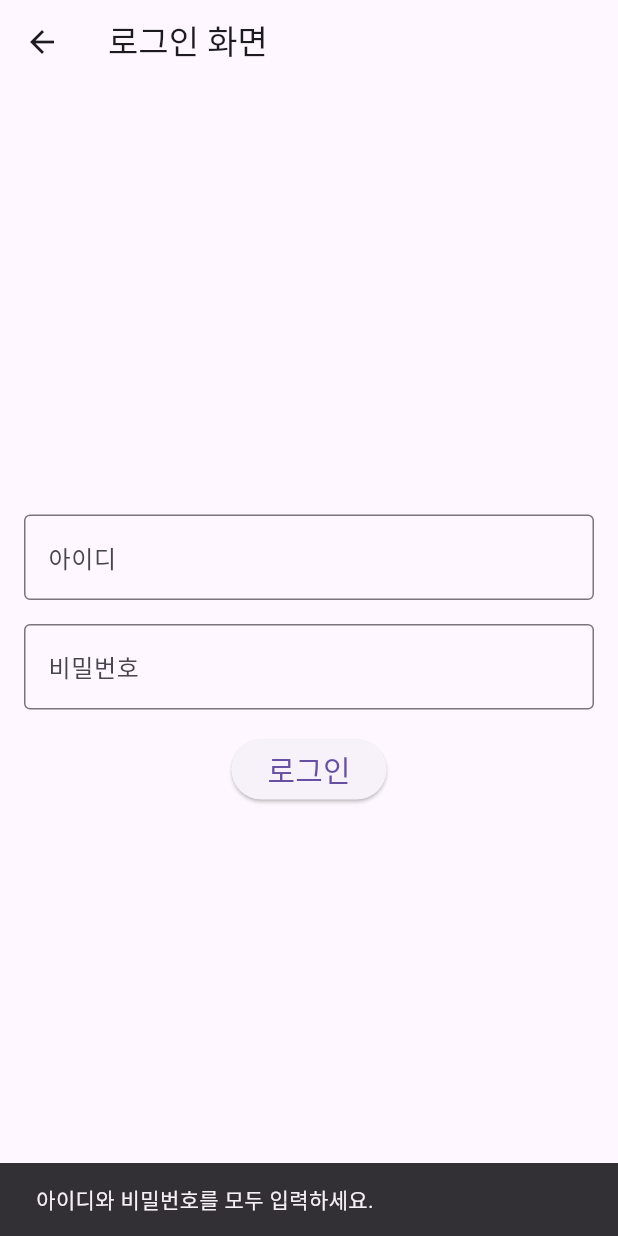
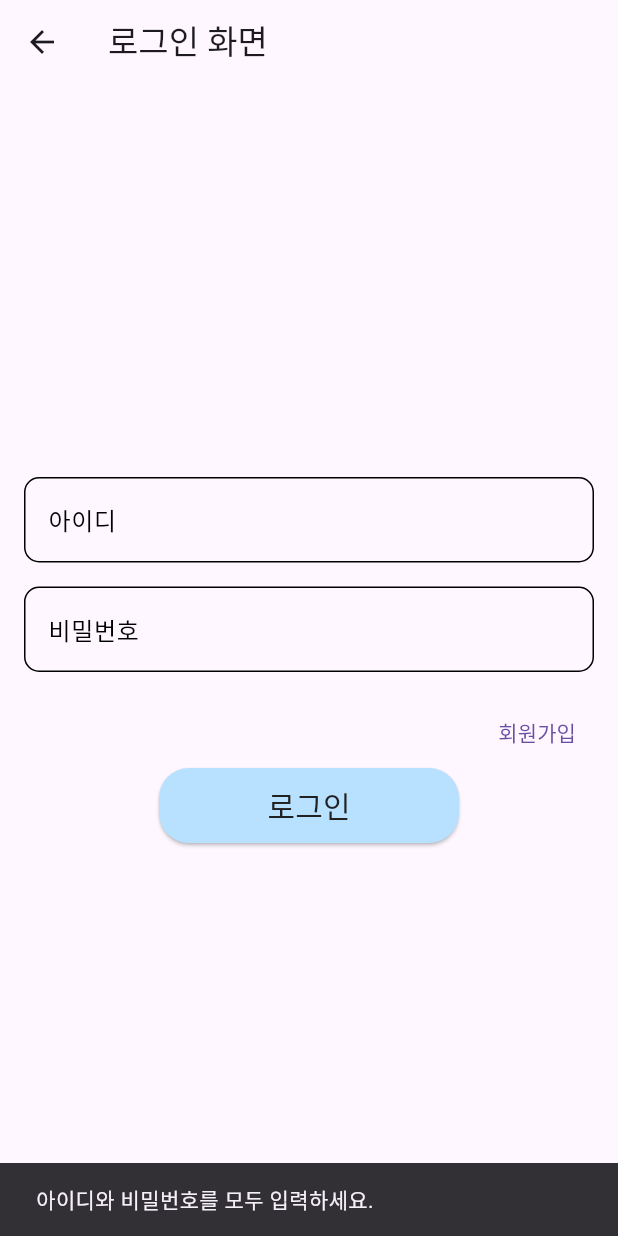
Before and after one commit to ahyng/quiz_application, a Flutter app: the LoginScreen screen opened by its route, after a tap on "로그인", on a phone screen of 412 x 824 dp. Run offline on Flutter 3.47's test engine with Material 3 defaults, Android fonts, the light colour scheme and no system bars; our stand-ins replace flutter_dotenv, flutter_secure_storage, shared_preferences; accounts and stored records are empty; network calls fail.

Commit message:
오류수정

```diff
--- a/lib/screen/login_screen.dart
+++ b/lib/screen/login_screen.dart
@@ -2,9 +2,6 @@ import 'package:flutter/material.dart';
 import 'package:http/http.dart' as http;
 import 'dart:convert';
 import 'package:flutter_secure_storage/flutter_secure_storage.dart';
-import 'package:cookie_jar/cookie_jar.dart';
-import 'package:cookie_jar/http.dart';
-import 'package:http_cookie_manager/http_cookie_manager.dart';
 
 class LoginScreen extends StatefulWidget {
   @override
@@ -16,15 +13,6 @@ class _LoginScreenState extends State<LoginScreen> {
   final TextEditingController _passwordController = TextEditingController();
   static const storage = FlutterSecureStorage();
   bool _isLoading = false;
-  final cookieJar = CookieJar();
-  late http.Client client;
-
-  @override
-  void initState() {
-    super.initState();
-    client = http.Client();
-    client = HttpClientWithCookieManager(CookieManager(cookieJar));
-  }
 
   Future<void> _handleLogin() async {
     String userID = _IDController.text.trim();
@@ -42,8 +30,8 @@ class _LoginScreenState extends State<LoginScreen> {
     });
 
     try {
-      final url = Uri.parse('https://yourapi.com/login'); // 서버 로그인 API
-      final response = await client.post(
+      final url = Uri.parse(''); // 서버 로그인 API
+      final response = await http.post(
         url,
         headers: {'Content-Type': 'application/json'},
         body: jsonEncode({'userId': userID, 'password': password}),
@@ -53,15 +41,24 @@ class _LoginScreenState extends State<LoginScreen> {
         final responseData = jsonDecode(response.body);
         final accessToken = responseData['accessToken'];
         final refreshToken = responseData['refreshToken'];
+        final cookie = response.headers['set-cookie']; // 서버에서 쿠키 받아오기
 
-        await storage.write(key: 'accessToken', value: accessToken);
-        await storage.write(key: 'refreshToken', value: refreshToken);
+        await _LoginScreenState.storage.write(key: 'accessToken', value: accessToken);
+        await _LoginScreenState.storage.write(key: 'refreshToken', value: refreshToken);
+
+        if (cookie != null) {
+          await _LoginScreenState.storage.write(key: 'cookie', value: cookie);
+          print('저장된 쿠키: $cookie');
+        } else {
+          print('서버에서 쿠키를 받지 못함');
+        }
 
         ScaffoldMessenger.of(context).showSnackBar(
           SnackBar(content: Text('로그인 성공')),
         );
         Navigator.pushNamed(context, '/manQuiz');
-      } else {
+      }
+      else {
         Map<String, dynamic> responseData = jsonDecode(response.body);
         String message = responseData["message"] == "invalid pwd"
             ? "비밀번호를 확인해 주세요"
@@ -79,16 +76,6 @@ class _LoginScreenState extends State<LoginScreen> {
     }
   }
 
-  Future<void> sendRequestWithCookies() async {
-    final url = Uri.parse('https://yourapi.com/protected-route');
-    final response = await client.get(url);
-
-    if (response.statusCode == 200) {
-      print('Response: ${response.body}');
-    } else {
-      print('Failed to load data');
-    }
-  }
 
   @override
   Widget build(BuildContext context) {
@@ -104,8 +91,17 @@ class _LoginScreenState extends State<LoginScreen> {
               decoration: InputDecoration(
                 labelText: '아이디',
                 hintText: '아이디를 입력하세요',
-                border: OutlineInputBorder(),
+                labelStyle: TextStyle(color: const Color.fromARGB(255, 0, 0, 0)),
+                focusedBorder: OutlineInputBorder(
+                  borderRadius: BorderRadius.all(Radius.circular(10.0)),
+                  borderSide: BorderSide(width: 1, color: const Color.fromARGB(255, 0, 0, 0)),
+                ),
+                enabledBorder: OutlineInputBorder(
+                  borderRadius: BorderRadius.all(Radius.circular(10.0)),
+                  borderSide: BorderSide(width: 1, color: const Color.fromARGB(255, 0, 0, 0)),
+                ),
               ),
+              keyboardType: TextInputType.emailAddress,
             ),
             SizedBox(height: 16),
             TextField(
@@ -113,17 +109,42 @@ class _LoginScreenState extends State<LoginScreen> {
               decoration: InputDecoration(
                 labelText: '비밀번호',
                 hintText: '비밀번호를 입력하세요',
-                border: OutlineInputBorder(),
+                labelStyle: TextStyle(color: const Color.fromARGB(255, 0, 0, 0)),
+                focusedBorder: OutlineInputBorder(
+                  borderRadius: BorderRadius.all(Radius.circular(10.0)),
+                  borderSide: BorderSide(width: 1, color: const Color.fromARGB(255, 0, 0, 0)),
+                ),
+                enabledBorder: OutlineInputBorder(
+                  borderRadius: BorderRadius.all(Radius.circular(10.0)),
+                  borderSide: BorderSide(width: 1, color: const Color.fromARGB(255, 0, 0, 0)),
+                ),
               ),
               obscureText: true,
             ),
             SizedBox(height: 16),
+            Align(
+              alignment: Alignment.bottomRight,
+              child: TextButton(
+                onPressed: () {
+                  Navigator.pushNamed(context, '/signup');
+                },
+                child: Text('회원가입'),
+              ),
+            ),
             _isLoading
                 ? CircularProgressIndicator()
                 : ElevatedButton(
                     onPressed: _handleLogin,
-                    child: Text('로그인', style: TextStyle(fontSize: 20)),
-                  ),
+                    style: ElevatedButton.styleFrom(
+                      backgroundColor: const Color(0xFFB8E0FF),
+                      foregroundColor: const Color(0xFF212121),
+                      shape: RoundedRectangleBorder(
+                        borderRadius: BorderRadius.circular(20),
+                      ),
+                      minimumSize: Size(200, 50),
+                    ),
+                  child: Text('로그인', style: TextStyle(fontSize: 20)),
+                ),
           ],
         ),
       ),
--- a/lib/screen/signup_screen.dart
+++ b/lib/screen/signup_screen.dart
@@ -37,7 +37,7 @@ class _SignupScreenState extends State<SignupScreen> {
     });
 
     try {
-      final url = Uri.parse('https://8e8e-221-155-201-52.ngrok-free.app/sign-up'); // 서버의 회원가입 API
+      final url = Uri.parse(''); // 서버의 회원가입 API
       final response = await http.post(
         url,
         headers: {'Content-Type': 'application/json'},
--- a/lib/screen/solveQuiz_screen.dart
+++ b/lib/screen/solveQuiz_screen.dart
@@ -30,7 +30,7 @@ class _SolveQuizState extends State<SolveQuiz> {
 
   Future<void> _sendAnswers() async {
   try {
-    var url = Uri.parse('https://8e8e-221-155-201-52.ngrok-free.app/evaluate'); // 서버 URL로 변경
+    var url = Uri.parse(''); // 서버 URL로 변경
     var response = await http.post(
       url,
       headers: {'Content-Type': 'application/json'},
--- a/pubspec.yaml
+++ b/pubspec.yaml
@@ -34,7 +34,6 @@ dependencies:
   http: ^1.1.0
   shared_preferences: ^2.2.2
   flutter_dotenv: ^5.0.2
-  http_cookie_manager: ^2.0.1
 
   # The following adds the Cupertino Icons font to your application.
   # Use with the CupertinoIcons class for iOS style icons.
```
Also changed, not shown: lib/screen/eiditQuiz_scree.dart (+5 -6 lines).
